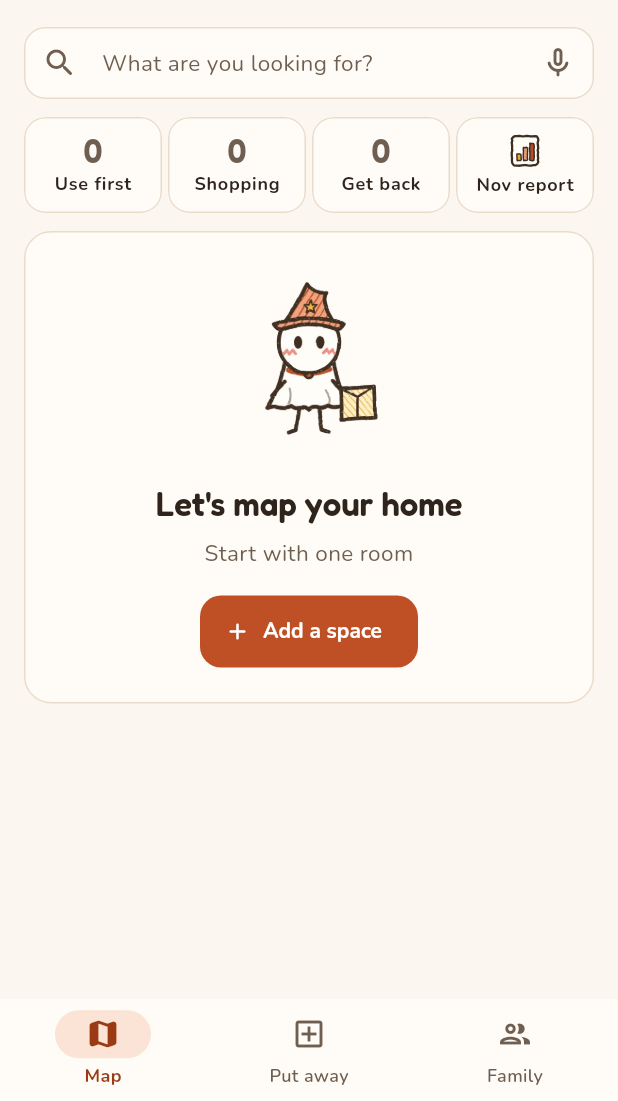
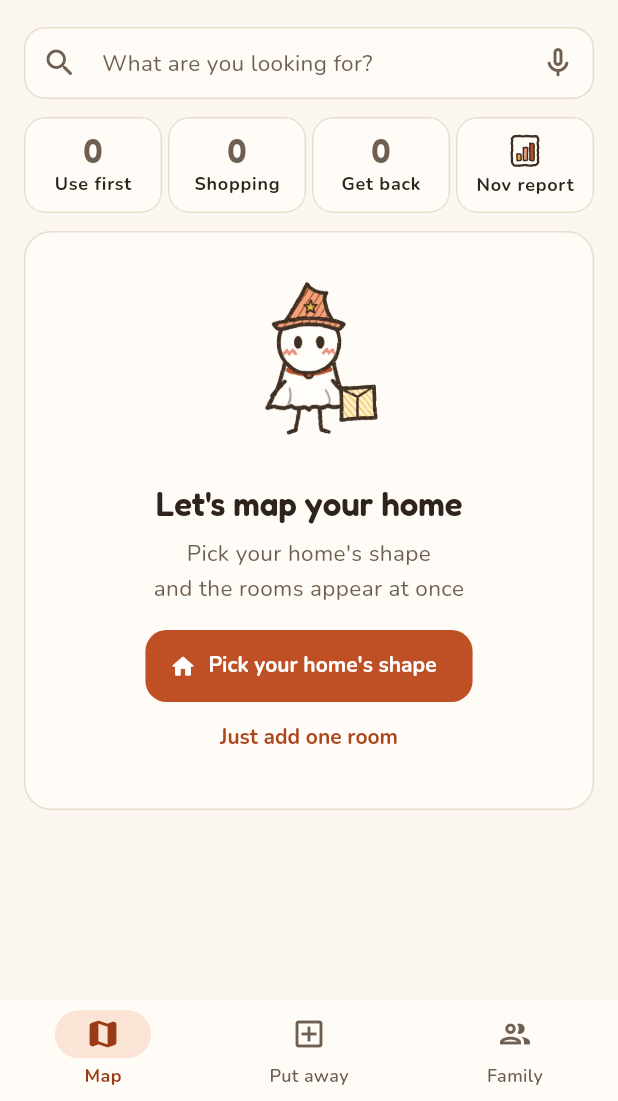
Before and after one commit to graviton94/myhomes, a Flutter app: the HomeScreen screen opened by its route, on a phone screen of 412 x 824 dp, the part 135-1236 px from its top. Run offline on Flutter 3.47's test engine with Material 3 defaults, Android fonts, the phone set to English and light mode, and no system bars; our stand-ins replace audioplayers, cloud_firestore, cloud_functions, file_picker, firebase_auth, firebase_core and 14 more; missing offline and left inert: flutter_naver_login, google_mlkit_text_recognition, home_widget, kakao_flutter_sdk_user, mobile_scanner, path_parsing; accounts and stored records are empty; statements that could not run were skipped; project files that could hold a hidden picture were left out.

Commit message:
Sign-out updates at once, Naver hidden, empty home starts from the plan, extras on by default
- Sign-out: Firebase first so every screen follows at once; the provider's
  own sign-out runs after, with a time limit (it could hang and leave the
  screen showing the old account).
- The Naver button shows only when the build turns Naver on.
- An empty home offers the floor plan first, one room second.
- Use-by, returns, low stock and family alerts start on; the phone is asked
  for notifications once, on the first open past the intro.

Co-Authored-By: Claude Opus 5.5 <noreply@anthropic.com>
Claude-Session: https://claude.ai/code/session_01B27ZN5yP1ixiSBpvkuwVVP

```diff
--- a/app/lib/features/home/home_screen.dart
+++ b/app/lib/features/home/home_screen.dart
@@ -304,10 +304,22 @@ class _HomeScreenState extends ConsumerState<HomeScreen> {
                   pose: FairyPose.carry,
                   title: l.homeEmptyTitle,
                   body: l.homeEmptyBody,
-                  action: FilledButton.icon(
-                    onPressed: () => addSpaceFlow(context, ref),
-                    icon: const Icon(Icons.add_rounded),
-                    label: Text(l.addSpace),
+                  // The floor plan first: one pick makes every room (user request).
+                  action: Column(
+                    mainAxisSize: MainAxisSize.min,
+                    children: [
+                      FilledButton.icon(
+                        key: const ValueKey('home-empty-plan'),
+                        onPressed: () => context.push('/house/setup'),
+                        icon: const Icon(Icons.home_rounded),
+                        label: Text(l.homeEmptyPlan),
+                      ),
+                      TextButton(
+                        key: const ValueKey('home-empty-room'),
+                        onPressed: () => addSpaceFlow(context, ref),
+                        child: Text(l.homeEmptyOneRoom),
+                      ),
+                    ],
                   ),
                 ),
               )
--- a/app/lib/features/shell/app_shell.dart
+++ b/app/lib/features/shell/app_shell.dart
@@ -8,6 +8,8 @@ import 'package:intl/intl.dart';
 
 import '../../data/home_store.dart';
 import '../../data/home_widget_sync.dart';
+import '../../data/reminders.dart';
+import '../../settings/settings.dart';
 import '../../l10n/app_localizations.dart';
 import '../../widgets/header_line.dart';
 import '../../widgets/layers.dart';
@@ -42,7 +44,20 @@ class _AppShellState extends ConsumerState<AppShell> with WidgetsBindingObserver
     _taps = homeScreen.taps.listen(_opened);
     homeScreen.launchedFrom().then(_opened);
     WidgetsBinding.instance.addObserver(this);
-    WidgetsBinding.instance.addPostFrameCallback((_) => _askBack());
+    WidgetsBinding.instance.addPostFrameCallback((_) async {
+      await _askToNotify();
+      await _askBack();
+    });
+  }
+
+  /// The dated features start on, so the phone is asked once for
+  /// notifications, the first time the app opens past the intro.
+  Future<void> _askToNotify() async {
+    if (!mounted || !ref.read(asksOnOpenProvider)) return;
+    final prefs = ref.read(prefsProvider);
+    if (prefs.getBool('notify.asked') ?? false) return;
+    await prefs.setBool('notify.asked', true);
+    await ref.read(remindersBackendProvider).allow();
   }
 
   @override
--- a/app/lib/l10n/app_en.arb
+++ b/app/lib/l10n/app_en.arb
@@ -15,7 +15,7 @@
   "searchHintShort": "Find something",
   "searchHint": "What are you looking for?",
   "homeEmptyTitle": "Let's map your home",
-  "homeEmptyBody": "Start with one room",
+  "homeEmptyBody": "Pick your home's shape\nand the rooms appear at once",
   "addSpace": "Add a space",
   "spacesEmptyTitle": "No spaces yet",
   "spacesEmptyBody": "Rooms you add will show up here with their storage spots.",
@@ -1437,5 +1437,7 @@
   "@movingFinishBlocked": {"placeholders": {"count": {"type": "int"}}},
   "movingFinished": "The move is done",
   "privacyPolicy": "Privacy policy",
-  "appPage": "About the app · sources"
+  "appPage": "About the app · sources",
+  "homeEmptyPlan": "Pick your home's shape",
+  "homeEmptyOneRoom": "Just add one room"
 }
--- a/app/lib/l10n/app_ko.arb
+++ b/app/lib/l10n/app_ko.arb
@@ -12,7 +12,7 @@
   "searchHintShort": "무엇을 찾을까요?",
   "searchHint": "무엇을 찾을까요? (초성도 돼요)",
   "homeEmptyTitle": "우리 집 지도를 만들어 볼까요",
-  "homeEmptyBody": "방 하나부터 만들어요",
+  "homeEmptyBody": "집 모양부터 고르면\n방이 한 번에 생겨요",
   "addSpace": "공간 추가",
   "spacesEmptyTitle": "아직 공간이 없어요",
   "spacesEmptyBody": "추가한 방과 그 안의 보관함이 여기에 보여요.",
@@ -693,5 +693,7 @@
   "movingFinishBlocked": "아직 물건이 든 상자가 {count}개 있어요",
   "movingFinished": "이사를 마쳤어요",
   "privacyPolicy": "개인정보처리방침",
-  "appPage": "앱 소개 · 출처"
+  "appPage": "앱 소개 · 출처",
+  "homeEmptyPlan": "우리 집 모양 고르기",
+  "homeEmptyOneRoom": "방 하나만 만들기"
 }
--- a/app/lib/l10n/app_localizations.dart
+++ b/app/lib/l10n/app_localizations.dart
@@ -173,7 +173,7 @@ abstract class AppLocalizations {
   /// No description provided for @homeEmptyBody.
   ///
   /// In en, this message translates to:
-  /// **'Start with one room'**
+  /// **'Pick your home\'s shape\nand the rooms appear at once'**
   String get homeEmptyBody;
 
   /// No description provided for @addSpace.
@@ -4261,6 +4261,18 @@ abstract class AppLocalizations {
   /// In en, this message translates to:
   /// **'About the app · sources'**
   String get appPage;
+
+  /// No description provided for @homeEmptyPlan.
+  ///
+  /// In en, this message translates to:
+  /// **'Pick your home\'s shape'**
+  String get homeEmptyPlan;
+
+  /// No description provided for @homeEmptyOneRoom.
+  ///
+  /// In en, this message translates to:
+  /// **'Just add one room'**
+  String get homeEmptyOneRoom;
 }
 
 class _AppLocalizationsDelegate
--- a/app/lib/l10n/app_localizations_en.dart
+++ b/app/lib/l10n/app_localizations_en.dart
@@ -46,7 +46,8 @@ class AppLocalizationsEn extends AppLocalizations {
   String get homeEmptyTitle => 'Let\'s map your home';
 
   @override
-  String get homeEmptyBody => 'Start with one room';
+  String get homeEmptyBody =>
+      'Pick your home\'s shape\nand the rooms appear at once';
 
   @override
   String get addSpace => 'Add a space';
@@ -2539,4 +2540,10 @@ class AppLocalizationsEn extends AppLocalizations {
 
   @override
   String get appPage => 'About the app · sources';
+
+  @override
+  String get homeEmptyPlan => 'Pick your home\'s shape';
+
+  @override
+  String get homeEmptyOneRoom => 'Just add one room';
 }
--- a/app/lib/widgets/login_buttons.dart
+++ b/app/lib/widgets/login_buttons.dart
@@ -86,6 +86,8 @@ class _LoginButtonsState extends ConsumerState<LoginButtons> {
           bg: const Color(0xFFFEE500),
           fg: const Color(0xD9000000),
         ),
+        // Naver stays hidden until its app review is done (NAVER_ON in the build).
+        if (LoginConfig.naverOn) ...[
           const SizedBox(height: AppSpace.sm + 2),
           button(
             LoginProvider.naver,
@@ -94,6 +96,7 @@ class _LoginButtonsState extends ConsumerState<LoginButtons> {
             bg: const Color(0xFF03C75A),
             fg: Colors.white,
           ),
+        ],
         const SizedBox(height: AppSpace.sm + 2),
         button(
           LoginProvider.google,
```
Also changed, not shown: app/lib/data/accounts.dart (+10 -2 lines), app/lib/l10n/app_localizations_ko.dart (+7 -1 lines), app/lib/settings/settings.dart (+9 -8 lines), app/lib/l10n/keep_words.g.dart, 3 other files. Lines whose indentation alone changed are shown as unchanged.
